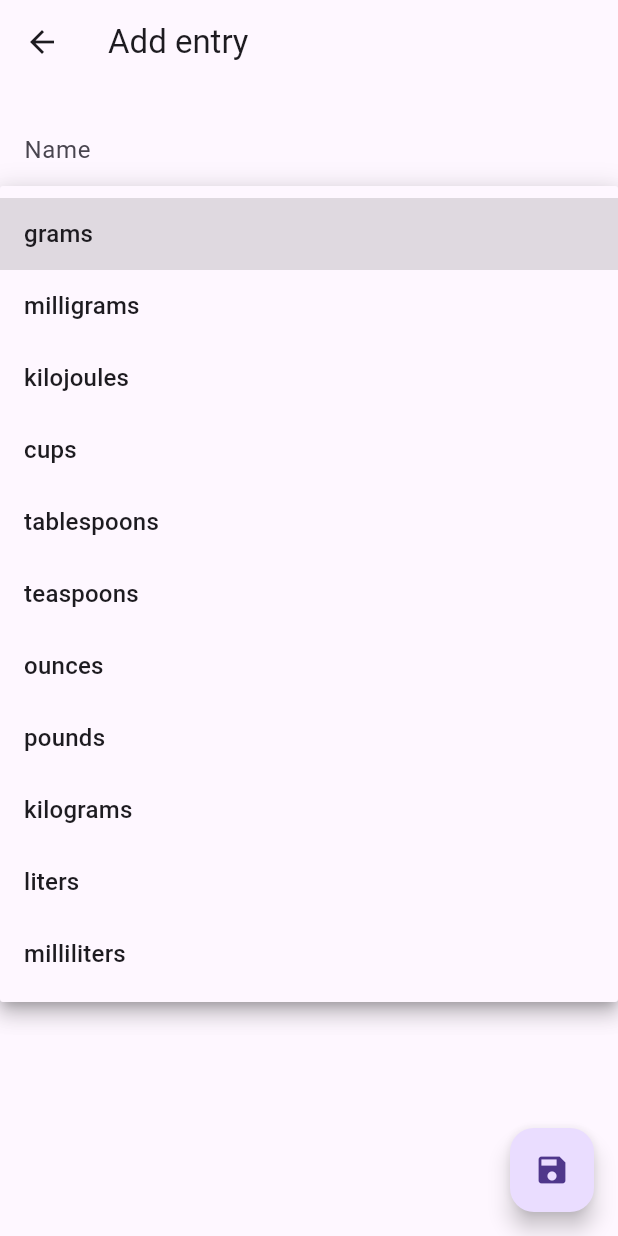
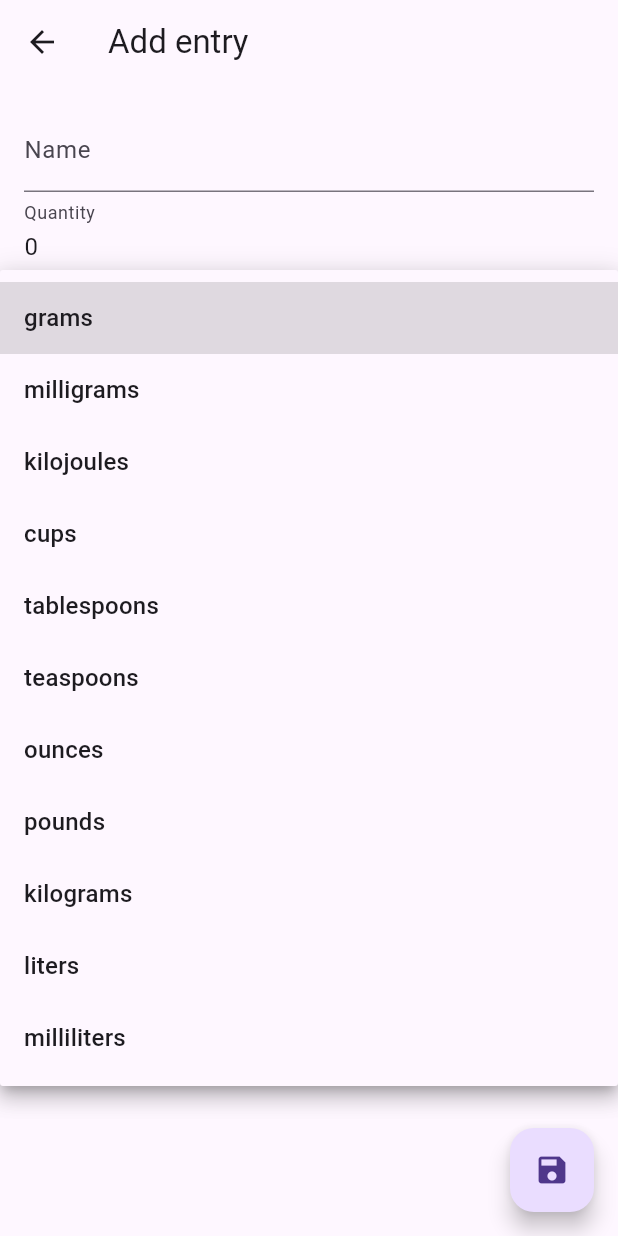
Before and after one commit to brandonp2412/FitBook, a Flutter app: the EditEntryPage screen opened directly, after a tap on "grams", on a phone screen of 412 x 824 dp. Run offline on Flutter 3.47's test engine with Material 3 defaults, Android fonts, the phone set to English and light mode, and no system bars; drawn by our look-alikes of dynamic_color; our stand-ins replace drift, rxdart, shared_preferences, sqlite3_flutter_libs; missing offline and left inert: sqlite3; accounts and stored records are empty; generated files the repository leaves out were written again; Roboto replaces fonts that are missing (Manrope); statements that could not run were skipped.

Commit message:
Shorten entry edit title and move quantity first

```diff
--- a/lib/edit_entry_page.dart
+++ b/lib/edit_entry_page.dart
@@ -4,8 +4,6 @@ import 'package:fit_book/settings_state.dart';
 import 'package:fit_book/utils.dart';
 import 'package:flutter/material.dart' as material;
 import 'package:flutter/material.dart';
-import 'package:flutter/services.dart';
-import 'package:flutter/widgets.dart';
 import 'package:intl/intl.dart';
 import 'package:provider/provider.dart';
 
@@ -121,7 +119,7 @@ class _EditEntryPageState extends State<EditEntryPage> {
     return Scaffold(
       appBar: AppBar(
         title: Text(
-          widget.food != null ? 'Edit ${widget.food!.name}' : 'Add entry',
+          widget.food != null ? 'Edit entry' : 'Add entry',
         ),
         actions: [
           if (widget.food != null)
@@ -199,6 +197,11 @@ class _EditEntryPageState extends State<EditEntryPage> {
                 );
               },
             ),
+            TextField(
+              controller: _quantityController,
+              decoration: const InputDecoration(label: Text("Quantity")),
+              keyboardType: TextInputType.number,
+            ),
             DropdownButtonFormField<String>(
               value: _unit,
               decoration: const InputDecoration(labelText: 'Unit'),
@@ -213,11 +216,6 @@ class _EditEntryPageState extends State<EditEntryPage> {
                   _unit = newValue!;
                 });
               },
-            ),
-            TextField(
-              controller: _quantityController,
-              decoration: const InputDecoration(label: Text("Quantity")),
-              keyboardType: TextInputType.number,
             ),
             ListTile(
               title: const Text('Created Date'),
```
